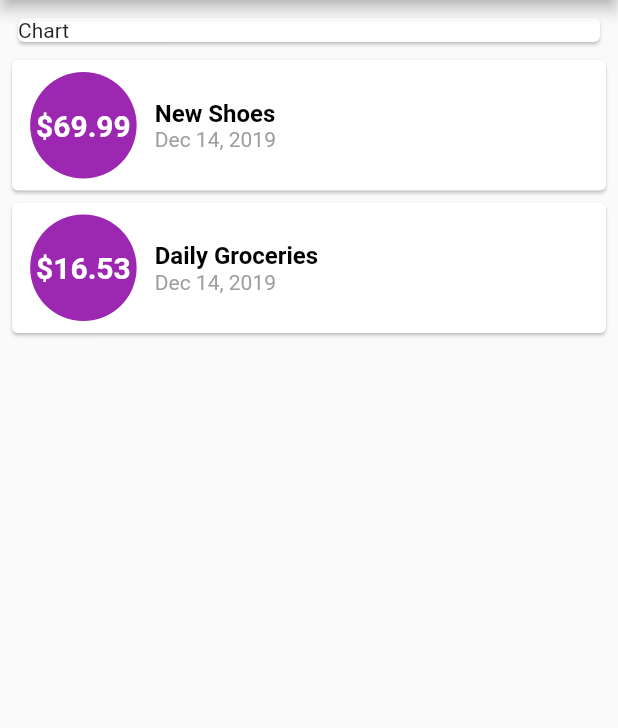
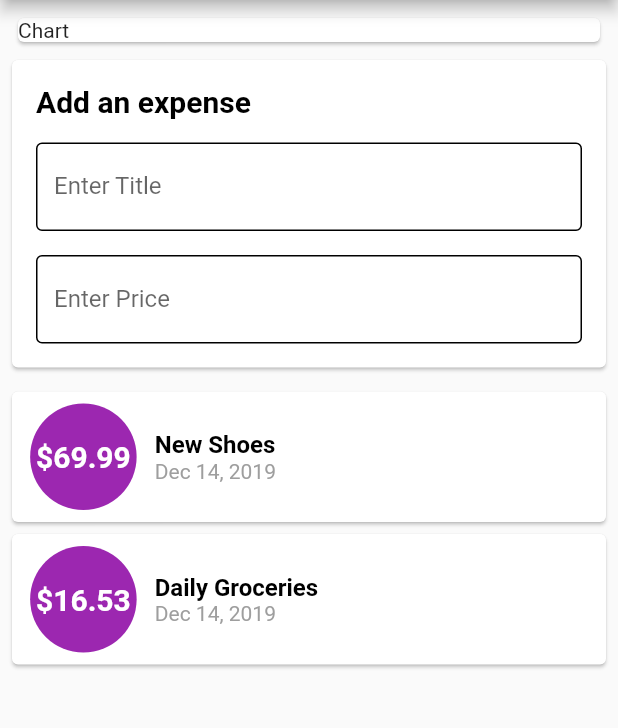
Before and after one commit to Zireael26/PersonalExpenses, a Flutter app: the screen it shows after launch, on a phone screen of 412 x 824 dp, the part 84-812 px from its top. Run offline on Flutter 3.47's test engine with Material 2 defaults, Android fonts, the phone set to English and light mode, and no system bars.

Commit message:
Added Option to add expense

```diff
--- a/lib/main.dart
+++ b/lib/main.dart
@@ -2,6 +2,7 @@ import 'package:flutter/material.dart';
 
 import './models/transaction.dart';
 import './widgets/transaction_item.dart';
+import './pages/add_item.dart';
 
 void main() => runApp(MyApp());
 
@@ -55,6 +56,7 @@ class _MyHomePageState extends State<MyHomePage> {
                   child: Text("Chart"),
                 ),
               ),
+              AddItem(),
               Column(
                 children: transactions.map((tx) {
                   return TransationItem(tx);
--- a/lib/pages/add_item.dart
+++ b/lib/pages/add_item.dart
@@ -1,13 +1,32 @@
 import 'package:flutter/material.dart';
+
+import 'package:personal_expenses/widgets/custom_textfield.dart';
 
 class AddItem extends StatelessWidget {
   @override
   Widget build(BuildContext context) {
-    return Container(
-      margin: EdgeInsets.only(left: 8.0, right: 8.0, top: 8.0),
-      child: Card(
-        margin: EdgeInsets.all(8.0),
-        child: Column(),
+    return Card(
+      margin: EdgeInsets.all(8.0),
+      child: Container(
+        margin: EdgeInsets.all(16.0),
+        width: MediaQuery.of(context).size.width,
+        child: Column(
+          crossAxisAlignment: CrossAxisAlignment.start,
+          children: <Widget>[
+            Text(
+              "Add an expense",
+              style: TextStyle(
+                color: Colors.black,
+                fontSize: 20.0,
+                fontWeight: FontWeight.bold,
+              ),
+            ),
+            Container(height: 16.0),
+            CustomTextField("Enter Title"),
+            Container(height: 16.0),
+            CustomTextField("Enter Price"),
+          ],
+        ),
       ),
     );
   }
--- /dev/null
+++ b/lib/widgets/custom_textfield.dart
@@ -0,0 +1,27 @@
+import 'package:flutter/material.dart';
+
+class CustomTextField extends StatelessWidget {
+  final String label;
+
+  CustomTextField(this.label);
+
+  @override
+  Widget build(BuildContext context) {
+    return TextField(
+      decoration: InputDecoration(
+        enabledBorder: OutlineInputBorder(
+          borderSide: BorderSide(
+            width: 1.0,
+          ),
+        ),
+        focusedBorder: OutlineInputBorder(
+          borderSide: BorderSide(
+            color: Colors.purpleAccent,
+            width: 1.0,
+          ),
+        ),
+        labelText: label,
+      ),
+    );
+  }
+}
```
